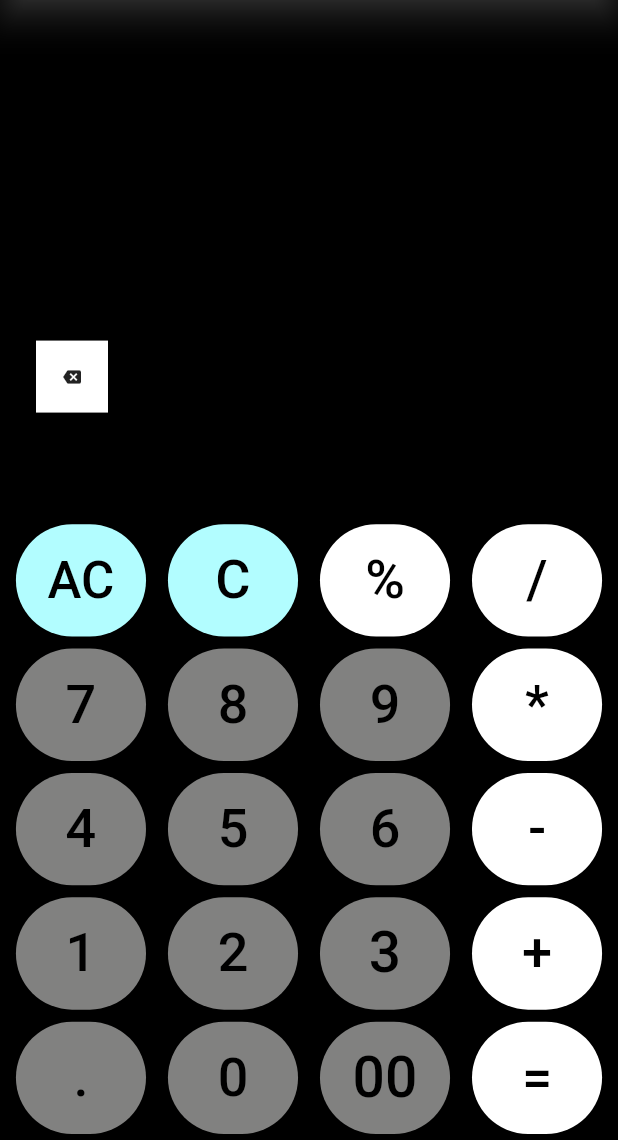
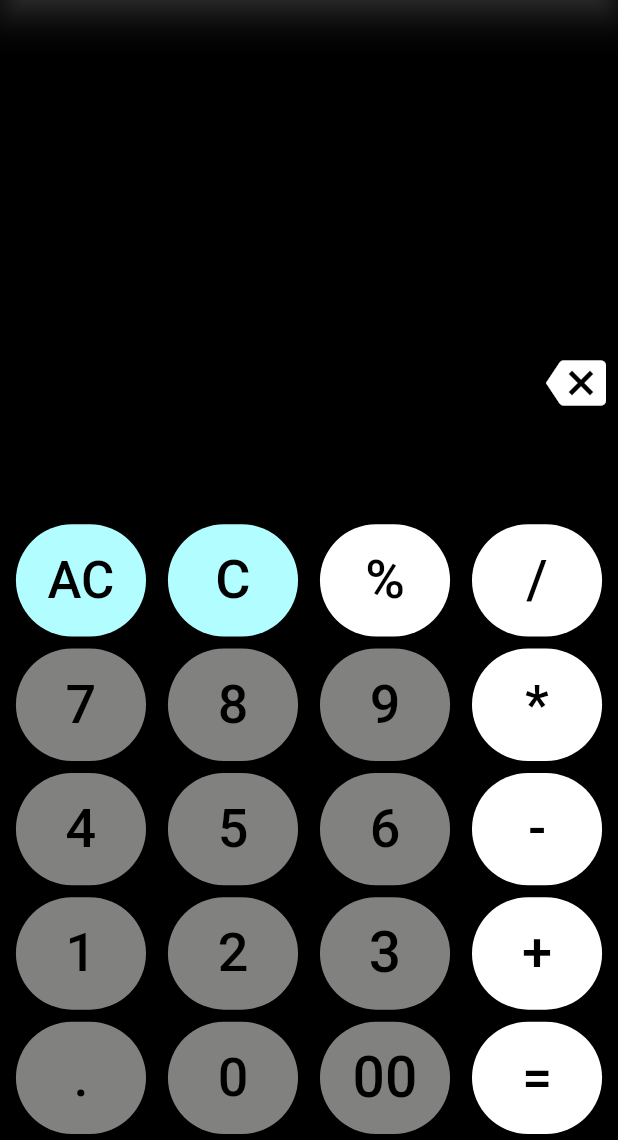
Before and after one commit to ashu2902/calculator, a Flutter app: the screen it shows after launch, on a phone screen of 412 x 824 dp, the part 96-1236 px from its top. Run offline on Flutter 3.47's test engine with Material 2 defaults, Android fonts, the phone set to English and light mode, and no system bars; our stand-ins replace math_expressions.

Commit message:
final calculator

```diff
--- a/lib/main.dart
+++ b/lib/main.dart
@@ -15,8 +15,9 @@ class _MyAppState extends State<MyApp> {
   @override
   Widget build(BuildContext context) {
     return MaterialApp(
-      home: CalculatorApp(),
-    );
+        home: CalculatorApp(),
+
+        debugShowCheckedModeBanner: false);
   }
 }
 
@@ -106,15 +107,20 @@ class _CalculatorAppState extends State<CalculatorApp> {
                 Padding(
                   padding: const EdgeInsets.all(12.0),
                   child: Container(
+                    width: _width - 80,
+                    color: Colors.transparent,
                     height: _height / 5,
                     child: Text(
                       _expression,
                       style: TextStyle(color: Colors.white, fontSize: 50),
                     ),
-                    alignment: Alignment(1, 1),
+                    alignment: Alignment.centerRight,
                   ),
                 ),
-               Backspace(callback: backspace,text: 'backspace',)
+                Backspace(
+                  callback: backspace,
+                  text: 'backspace',
+                )
               ],
             ),
             Row(
@@ -291,20 +297,21 @@ class _CalculatorAppState extends State<CalculatorApp> {
 
 class Backspace extends StatelessWidget {
   final Icon icon;
-    final Function callback;
-      final String text;
-
+  final Function callback;
+  final String text;
 
   const Backspace({Key key, this.icon, this.text, this.callback})
       : super(key: key);
   @override
   Widget build(BuildContext context) {
     return Container(
-      color: Colors.white,
+      color: Colors.transparent,
+      alignment: Alignment.bottomRight,
       child: IconButton(
           icon: Icon(
             Icons.backspace,
-            size: 12,
+            size: 40,
+            color: Colors.white,
           ),
           onPressed: () {
             callback(text);
```
